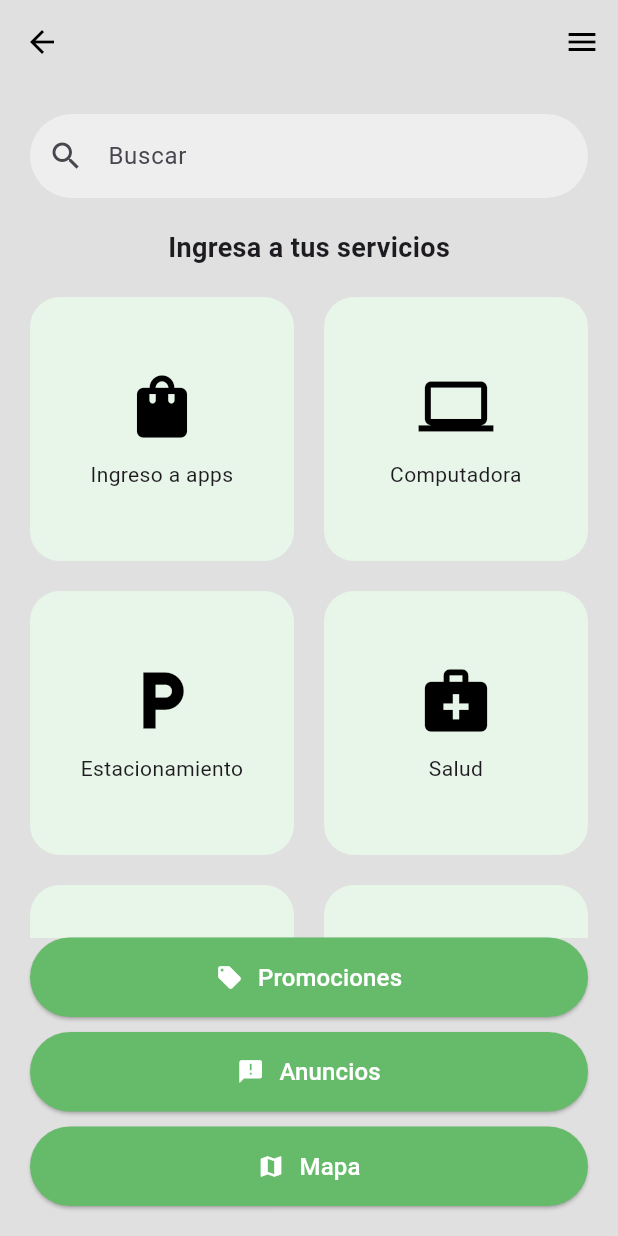
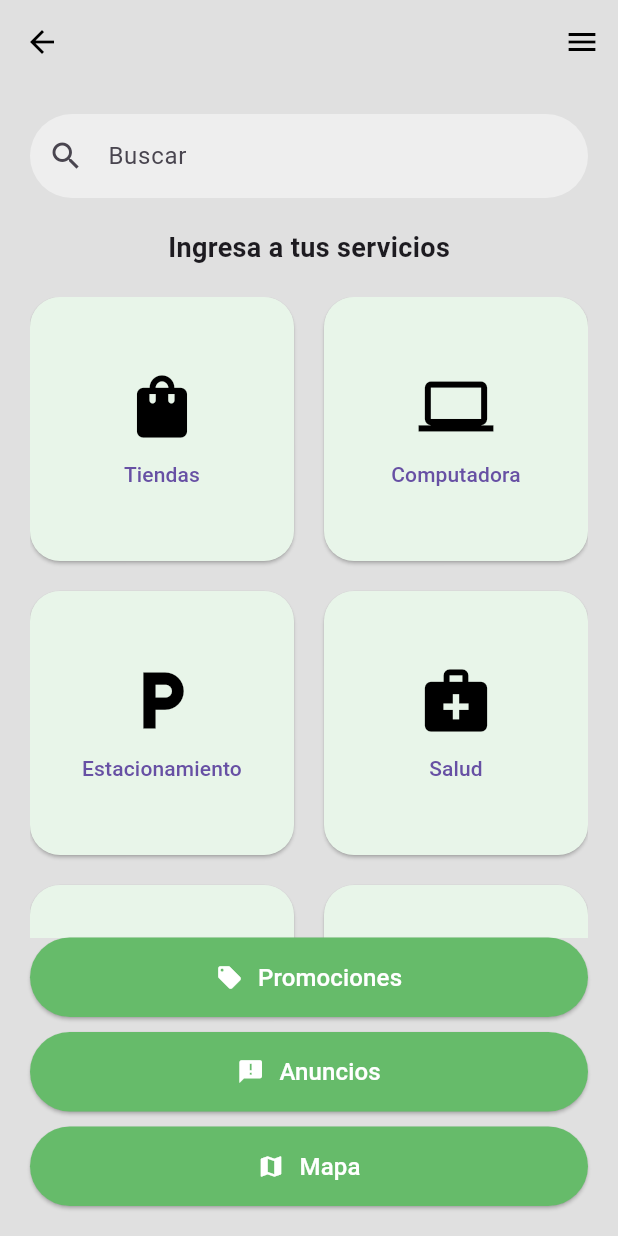
Before and after one commit to Wandering308/AppCC, a Flutter app: the MenuInicial screen opened directly, on a phone screen of 412 x 824 dp. Run offline on Flutter 3.47's test engine with Material 3 defaults, Android fonts, the phone set to English and light mode, and no system bars.

Commit message:
subiendo cambio tiendas

```diff
--- a/lib/MenuInicial.dart
+++ b/lib/MenuInicial.dart
@@ -1,4 +1,5 @@
 import 'package:flutter/material.dart';
+import 'Tiendas.dart'; // Importamos la pantalla de Tiendas
 
 class MenuInicial extends StatelessWidget {
   @override
@@ -47,21 +48,21 @@ class MenuInicial extends StatelessWidget {
               style: TextStyle(fontSize: 18, fontWeight: FontWeight.bold),
             ),
             SizedBox(height: 20),
-            // Cuadrícula de íconos de servicios
+            // Cuadrícula de botones de servicios
             Expanded(
               child: GridView.count(
                 crossAxisCount: 2,
                 crossAxisSpacing: 20,
                 mainAxisSpacing: 20,
                 children: [
-                  _buildServiceButton(Icons.shopping_bag, 'Ingreso a apps'),
-                  _buildServiceButton(Icons.computer, 'Computadora'),
-                  _buildServiceButton(Icons.local_parking, 'Estacionamiento'),
-                  _buildServiceButton(Icons.medical_services, 'Salud'),
-                  _buildServiceButton(Icons.card_giftcard, 'Regalos'),
-                  _buildServiceButton(Icons.calendar_today, 'Calendario'),
-                  _buildServiceButton(Icons.shopping_cart, 'Carrito'),
-                  _buildServiceButton(Icons.fastfood, 'Comida'),
+                  _buildServiceButton(context, Icons.shopping_bag, 'Tiendas'),
+                  _buildServiceButton(context, Icons.computer, 'Computadora'),
+                  _buildServiceButton(context, Icons.local_parking, 'Estacionamiento'),
+                  _buildServiceButton(context, Icons.medical_services, 'Salud'),
+                  _buildServiceButton(context, Icons.card_giftcard, 'Regalos'),
+                  _buildServiceButton(context, Icons.calendar_today, 'Calendario'),
+                  _buildServiceButton(context, Icons.shopping_cart, 'Carrito'),
+                  _buildServiceButton(context, Icons.fastfood, 'Comida'),
                 ],
               ),
             ),
@@ -82,12 +83,39 @@ class MenuInicial extends StatelessWidget {
   }
 
   // Widget para los botones de servicio
-  Widget _buildServiceButton(IconData icon, String label) {
-    return Container(
-      decoration: BoxDecoration(
-        color: Colors.green[50],
-        borderRadius: BorderRadius.circular(20),
+  Widget _buildServiceButton(BuildContext context, IconData icon, String label) {
+    return ElevatedButton(
+      style: ElevatedButton.styleFrom(
+        backgroundColor: Colors.green[50],
+        shape: RoundedRectangleBorder(
+          borderRadius: BorderRadius.circular(20),
+        ),
+        padding: EdgeInsets.all(10),
       ),
+      onPressed: () {
+        if (label == 'Tiendas') {
+          // Navegar a la pantalla de Tiendas con animación
+          Navigator.push(
+            context,
+            PageRouteBuilder(
+              pageBuilder: (context, animation, secondaryAnimation) => Tiendas(),
+              transitionsBuilder: (context, animation, secondaryAnimation, child) {
+                var begin = Offset(0.0, 1.0);
+                var end = Offset.zero;
+                var curve = Curves.ease;
+
+                var tween = Tween(begin: begin, end: end).chain(CurveTween(curve: curve));
+                var offsetAnimation = animation.drive(tween);
+
+                return SlideTransition(
+                  position: offsetAnimation,
+                  child: child,
+                );
+              },
+            ),
+          );
+        }
+      },
       child: Column(
         mainAxisAlignment: MainAxisAlignment.center,
         children: [
--- a/pubspec.yaml
+++ b/pubspec.yaml
@@ -22,3 +22,9 @@ flutter:
     - assets/logo.png
     - assets/background.jpg
     - assets/logo.png
+    - assets/images/store1.png
+    - assets/images/store2.png
+    - assets/images/store3.png
+    - assets/images/store4.png
+    - assets/images/store5.png
+    - assets/images/store6.png
```
Also changed, not shown: lib/Tiendas.dart (added, +75 -0 lines), assets/images/store1.png (added), assets/images/store10.png (added), assets/images/store2.png (added), assets/images/store3.png (added), assets/images/store4.png (added), assets/images/store5.png (added), assets/images/store6.png (added), assets/images/store7.png (added), assets/images/store8.png (added), assets/images/store9.png (added).
